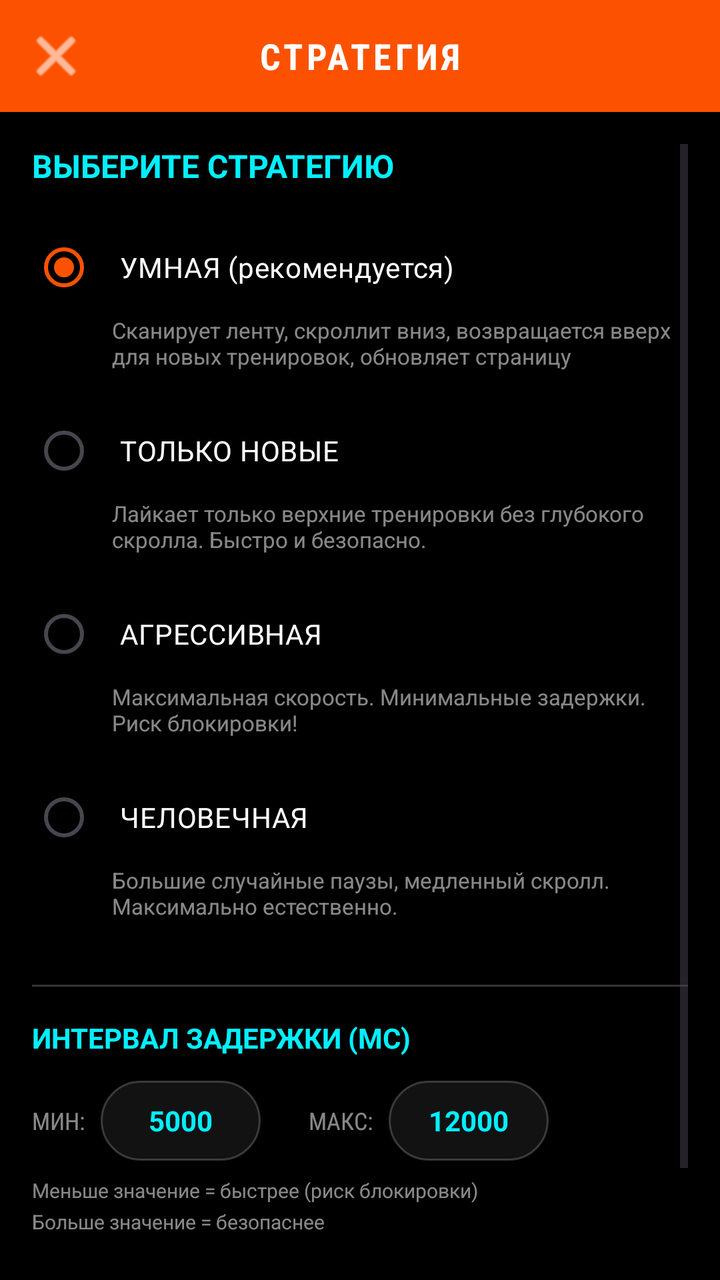
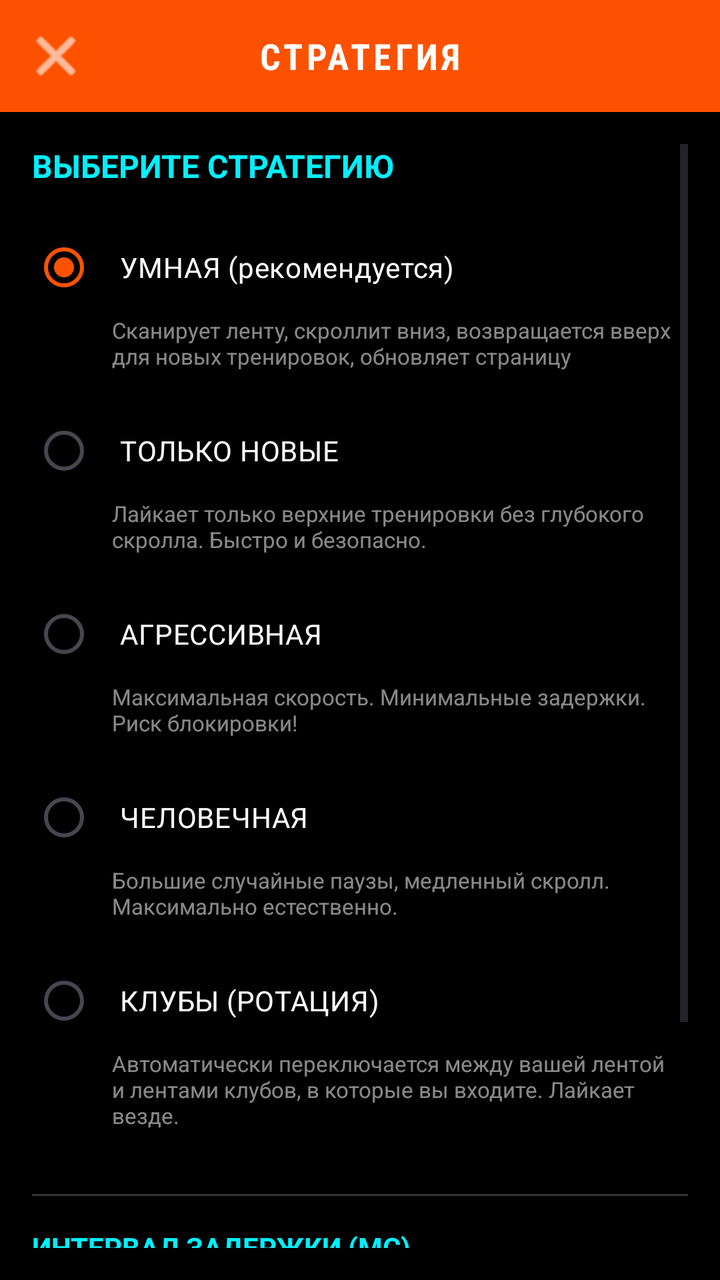

Compare the two renders of this Android layout. The source of the first and the diff that turns it into the second are given below.
<!-- AndroidManifest.xml: application theme Theme.StravaKudos -->
<!-- res/layout/activity_strategy.xml -->
<?xml version="1.0" encoding="utf-8"?>
<LinearLayout xmlns:android="http://schemas.android.com/apk/res/android"
    android:layout_width="match_parent"
    android:layout_height="match_parent"
    android:orientation="vertical"
    android:background="#000000">

    
    <LinearLayout
        android:layout_width="match_parent"
        android:layout_height="56dp"
        android:orientation="horizontal"
        android:gravity="center_vertical"
        android:background="#FC5200"
        android:paddingStart="8dp"
        android:paddingEnd="8dp">

        <ImageButton
            android:id="@+id/btnBack"
            android:layout_width="40dp"
            android:layout_height="40dp"
            android:background="?android:attr/selectableItemBackgroundBorderless"
            android:src="@android:drawable/ic_menu_close_clear_cancel"
            android:tint="#FFFFFF"
            android:padding="8dp" />

        <TextView
            android:layout_width="0dp"
            android:layout_height="wrap_content"
            android:layout_weight="1"
            android:text="СТРАТЕГИЯ"
            android:textColor="#FFFFFF"
            android:textStyle="bold"
            android:textSize="18sp"
            android:gravity="center"
            android:fontFamily="sans-serif-condensed"
            android:letterSpacing="0.1" />

        <View
            android:layout_width="40dp"
            android:layout_height="40dp" />
    </LinearLayout>

    <ScrollView
        android:layout_width="match_parent"
        android:layout_height="match_parent"
        android:padding="16dp">

        <LinearLayout
            android:layout_width="match_parent"
            android:layout_height="wrap_content"
            android:orientation="vertical">

            <TextView
                android:layout_width="match_parent"
                android:layout_height="wrap_content"
                android:text="ВЫБЕРИТЕ СТРАТЕГИЮ"
                android:textColor="#00F0FF"
                android:textStyle="bold"
                android:textSize="16sp"
                android:layout_marginBottom="16dp" />

            <RadioGroup
                android:id="@+id/radioStrategies"
                android:layout_width="match_parent"
                android:layout_height="wrap_content"
                android:orientation="vertical">

                <RadioButton
                    android:id="@+id/radioSmart"
                    android:layout_width="match_parent"
                    android:layout_height="wrap_content"
                    android:text="УМНАЯ (рекомендуется)"
                    android:textColor="#FFFFFF"
                    android:textSize="14sp"
                    android:buttonTint="#00F0FF"
                    android:padding="12dp"
                    android:checked="true" />

                <TextView
                    android:layout_width="match_parent"
                    android:layout_height="wrap_content"
                    android:text="Сканирует ленту, скроллит вниз, возвращается вверх для новых тренировок, обновляет страницу"
                    android:textColor="#88FFFFFF"
                    android:textSize="11sp"
                    android:layout_marginStart="40dp"
                    android:layout_marginBottom="16dp" />

                <RadioButton
                    android:id="@+id/radioTopOnly"
                    android:layout_width="match_parent"
                    android:layout_height="wrap_content"
                    android:text="ТОЛЬКО НОВЫЕ"
                    android:textColor="#FFFFFF"
                    android:textSize="14sp"
                    android:buttonTint="#00F0FF"
                    android:padding="12dp" />

                <TextView
                    android:layout_width="match_parent"
                    android:layout_height="wrap_content"
                    android:text="Лайкает только верхние тренировки без глубокого скролла. Быстро и безопасно."
                    android:textColor="#88FFFFFF"
                    android:textSize="11sp"
                    android:layout_marginStart="40dp"
                    android:layout_marginBottom="16dp" />

                <RadioButton
                    android:id="@+id/radioAggressive"
                    android:layout_width="match_parent"
                    android:layout_height="wrap_content"
                    android:text="АГРЕССИВНАЯ"
                    android:textColor="#FFFFFF"
                    android:textSize="14sp"
                    android:buttonTint="#00F0FF"
                    android:padding="12dp" />

                <TextView
                    android:layout_width="match_parent"
                    android:layout_height="wrap_content"
                    android:text="Максимальная скорость. Минимальные задержки. Риск блокировки!"
                    android:textColor="#88FFFFFF"
                    android:textSize="11sp"
                    android:layout_marginStart="40dp"
                    android:layout_marginBottom="16dp" />

                <RadioButton
                    android:id="@+id/radioHuman"
                    android:layout_width="match_parent"
                    android:layout_height="wrap_content"
                    android:text="ЧЕЛОВЕЧНАЯ"
                    android:textColor="#FFFFFF"
                    android:textSize="14sp"
                    android:buttonTint="#00F0FF"
                    android:padding="12dp" />

                <TextView
                    android:layout_width="match_parent"
                    android:layout_height="wrap_content"
                    android:text="Большие случайные паузы, медленный скролл. Максимально естественно."
                    android:textColor="#88FFFFFF"
                    android:textSize="11sp"
                    android:layout_marginStart="40dp"
                    android:layout_marginBottom="16dp" />
            </RadioGroup>

            <View
                android:layout_width="match_parent"
                android:layout_height="1dp"
                android:background="#33FFFFFF"
                android:layout_marginVertical="16dp" />

            <TextView
                android:layout_width="match_parent"
                android:layout_height="wrap_content"
                android:text="ИНТЕРВАЛ ЗАДЕРЖКИ (МС)"
                android:textColor="#00F0FF"
                android:textStyle="bold"
                android:textSize="14sp"
                android:layout_marginBottom="12dp" />

            <LinearLayout
                android:layout_width="match_parent"
                android:layout_height="wrap_content"
                android:orientation="horizontal"
                android:gravity="center_vertical"
                android:layout_marginBottom="8dp">

                <TextView
                    android:layout_width="wrap_content"
                    android:layout_height="wrap_content"
                    android:text="МИН:"
                    android:textColor="#88FFFFFF"
                    android:fontFamily="sans-serif-condensed"
                    android:textSize="12sp" />

                <EditText
                    android:id="@+id/etMinDelay"
                    android:layout_width="80dp"
                    android:layout_height="40dp"
                    android:background="@drawable/card_glass_bg"
                    android:gravity="center"
                    android:inputType="number"
                    android:text="5000"
                    android:textColor="#00F0FF"
                    android:textStyle="bold"
                    android:textSize="14sp"
                    android:layout_marginStart="8dp"
                    android:layout_marginEnd="24dp"
                    android:padding="4dp" />

                <TextView
                    android:layout_width="wrap_content"
                    android:layout_height="wrap_content"
                    android:text="МАКС:"
                    android:textColor="#88FFFFFF"
                    android:fontFamily="sans-serif-condensed"
                    android:textSize="12sp" />

                <EditText
                    android:id="@+id/etMaxDelay"
                    android:layout_width="80dp"
                    android:layout_height="40dp"
                    android:background="@drawable/card_glass_bg"
                    android:gravity="center"
                    android:inputType="number"
                    android:text="12000"
                    android:textColor="#00F0FF"
                    android:textStyle="bold"
                    android:textSize="14sp"
                    android:layout_marginStart="8dp"
                    android:padding="4dp" />
            </LinearLayout>

            <TextView
                android:layout_width="match_parent"
                android:layout_height="wrap_content"
                android:text="Меньше значение = быстрее (риск блокировки)\nБольше значение = безопаснее"
                android:textColor="#88FFFFFF"
                android:textSize="10sp"
                android:layout_marginBottom="16dp"
                android:lineSpacingMultiplier="1.3" />

            <View
                android:layout_width="match_parent"
                android:layout_height="1dp"
                android:background="#33FFFFFF"
                android:layout_marginVertical="16dp" />

            <TextView
                android:id="@+id/tvCurrentSettings"
                android:layout_width="match_parent"
                android:layout_height="wrap_content"
                android:textColor="#FFFFFF"
                android:textSize="14sp"
                android:lineSpacingMultiplier="1.5" />
        </LinearLayout>
    </ScrollView>

</LinearLayout>
<!-- resources referenced by this layout -->
<resources>
  <!-- drawable card_glass_bg (drawable) -->
  <?xml version="1.0" encoding="utf-8"?>
  <shape xmlns:android="http://schemas.android.com/apk/res/android"
      android:shape="rectangle">
      <solid android:color="#121212" /> 
      <corners android:radius="23dp" />
      <stroke
          android:width="1dp"
          android:color="#33FFFFFF" /> 
  </shape>
  <style name="Theme.StravaKudos" parent="Theme.Material3.DayNight.NoActionBar">
          <item name="colorPrimary">#FC5200</item>
          <item name="colorSecondary">#E64A19</item>
          <item name="android:statusBarColor">#FC5200</item>
      </style>
</resources>

<!-- the commit's change to res/layout/activity_strategy.xml (unified diff, before → after) -->
@@ -142,6 +142,25 @@
                     android:textSize="11sp"
                     android:layout_marginStart="40dp"
                     android:layout_marginBottom="16dp" />
+
+                <RadioButton
+                    android:id="@+id/radioClubs"
+                    android:layout_width="match_parent"
+                    android:layout_height="wrap_content"
+                    android:text="КЛУБЫ (РОТАЦИЯ)"
+                    android:textColor="#FFFFFF"
+                    android:textSize="14sp"
+                    android:buttonTint="#00F0FF"
+                    android:padding="12dp" />
+
+                <TextView
+                    android:layout_width="match_parent"
+                    android:layout_height="wrap_content"
+                    android:text="Автоматически переключается между вашей лентой и лентами клубов, в которые вы входите. Лайкает везде."
+                    android:textColor="#88FFFFFF"
+                    android:textSize="11sp"
+                    android:layout_marginStart="40dp"
+                    android:layout_marginBottom="16dp" />
             </RadioGroup>
 
             <View
